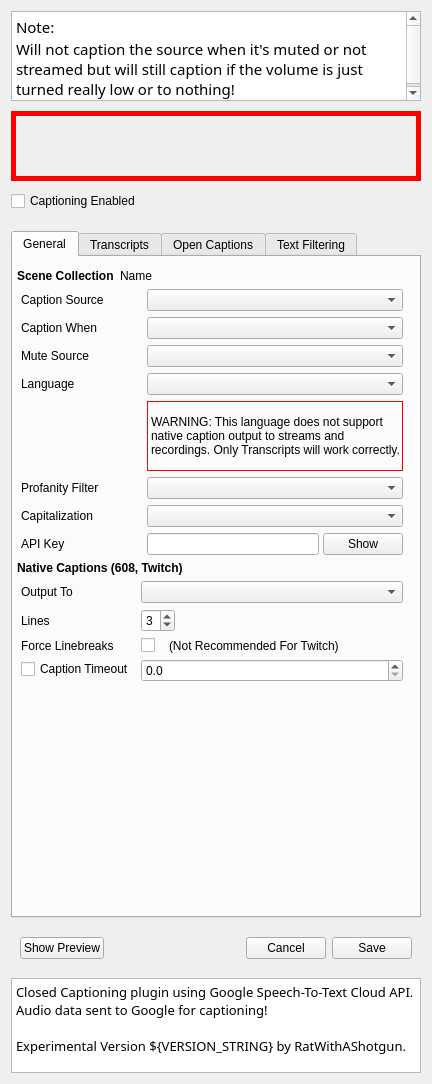
This is src/ui/CaptionSettingsWidget.ui in ratwithacompiler/OBS-captions-plugin as Qt 5 draws it before an edit. The edited form follows.
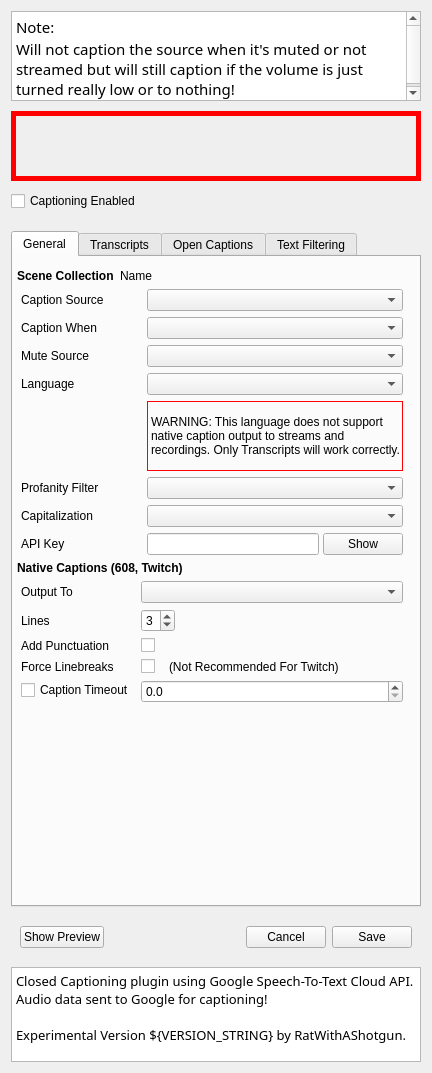
This is the edited form.

Commit message: add . punctuation option between sentences

Diff of the .ui file:
```diff
--- a/src/ui/CaptionSettingsWidget.ui
+++ b/src/ui/CaptionSettingsWidget.ui
@@ -7,7 +7,7 @@
     <x>0</x>
     <y>0</y>
     <width>432</width>
-    <height>1084</height>
+    <height>1073</height>
    </rect>
   </property>
   <property name="sizePolicy">
@@ -546,14 +546,14 @@
             </property>
            </widget>
           </item>
-          <item row="2" column="0">
+          <item row="3" column="0">
            <widget class="QLabel" name="nativeForceLinebreaksLabel">
             <property name="text">
              <string>Force Linebreaks</string>
             </property>
            </widget>
           </item>
-          <item row="2" column="1">
+          <item row="3" column="1">
            <widget class="QWidget" name="widget_7" native="true">
             <layout class="QHBoxLayout" name="horizontalLayout_5">
              <property name="spacing">
@@ -601,20 +601,34 @@
             </layout>
            </widget>
           </item>
-          <item row="3" column="0">
+          <item row="4" column="0">
            <widget class="QCheckBox" name="captionTimeoutEnabledCheckBox">
             <property name="text">
              <string>Caption Timeout</string>
             </property>
            </widget>
           </item>
-          <item row="3" column="1">
+          <item row="4" column="1">
            <widget class="QDoubleSpinBox" name="captionTimeoutDoubleSpinBox">
             <property name="decimals">
              <number>1</number>
             </property>
            </widget>
           </item>
+          <item row="2" column="0">
+           <widget class="QLabel" name="label_22">
+            <property name="text">
+             <string>Add Punctuation </string>
+            </property>
+           </widget>
+          </item>
+          <item row="2" column="1">
+           <widget class="QCheckBox" name="addPunctuationCheckBox">
+            <property name="text">
+             <string/>
+            </property>
+           </widget>
+          </item>
          </layout>
         </widget>
        </item>
```
Left out of the diff: 18 changed lines with no effect on the pictures. The commit also changes 6 other files.
